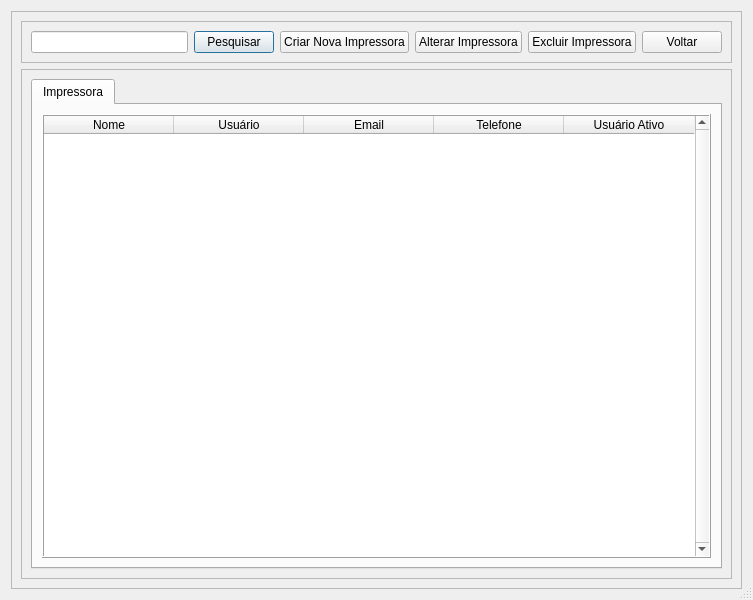
First picture: the form in View/Telas/CD_Impressora.ui, repository Blastoles/ProjetoSCGI, before the edit.
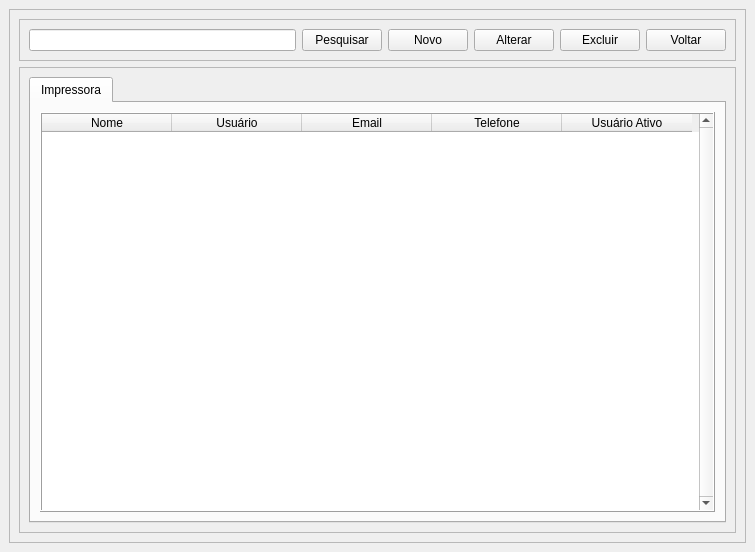
Second picture: the form after the edit. Icons and pictures are not drawn.

Diff of the .ui file:
```diff
--- a/View/Telas/CD_Impressora.ui
+++ b/View/Telas/CD_Impressora.ui
@@ -1,13 +1,13 @@
 <?xml version="1.0" encoding="UTF-8"?>
 <ui version="4.0">
- <class>Impressora</class>
- <widget class="QDialog" name="Impressora">
+ <class>MainWindow</class>
+ <widget class="QMainWindow" name="MainWindow">
   <property name="geometry">
    <rect>
     <x>0</x>
     <y>0</y>
-    <width>753</width>
-    <height>600</height>
+    <width>755</width>
+    <height>552</height>
    </rect>
   </property>
   <property name="acceptDrops">
@@ -16,11 +16,9 @@
   <property name="windowTitle">
    <string>Impressora</string>
   </property>
-  <property name="sizeGripEnabled">
-   <bool>true</bool>
-  </property>
-  <layout class="QHBoxLayout" name="horizontalLayout_3">
-   <item>
+  <widget class="QWidget" name="centralwidget">
+   <layout class="QGridLayout" name="gridLayout_2">
+    <item row="0" column="0">
     <layout class="QGridLayout" name="gridLayout">
      <item row="0" column="0">
       <widget class="QFrame" name="frame_2">
@@ -57,7 +55,7 @@
            <item>
             <widget class="QPushButton" name="BT_Criar">
              <property name="text">
-              <string>Criar Nova Impressora</string>
+               <string>Novo</string>
              </property>
              <property name="icon">
               <iconset>
@@ -68,7 +66,7 @@
            <item>
             <widget class="QPushButton" name="BT_Alterar">
              <property name="text">
-              <string>Alterar Impressora</string>
+               <string>Alterar</string>
              </property>
              <property name="icon">
               <iconset>
@@ -79,7 +77,7 @@
            <item>
             <widget class="QPushButton" name="BT_Exclui">
              <property name="text">
-              <string>Excluir Impressora</string>
+               <string>Excluir</string>
              </property>
              <property name="icon">
               <iconset>
@@ -244,6 +242,7 @@
     </layout>
    </item>
   </layout>
+  </widget>
  </widget>
  <resources/>
  <connections/>
```
Left out of the diff: 3 changed lines with no effect on the pictures. Lines whose indentation alone changed are shown as unchanged.
